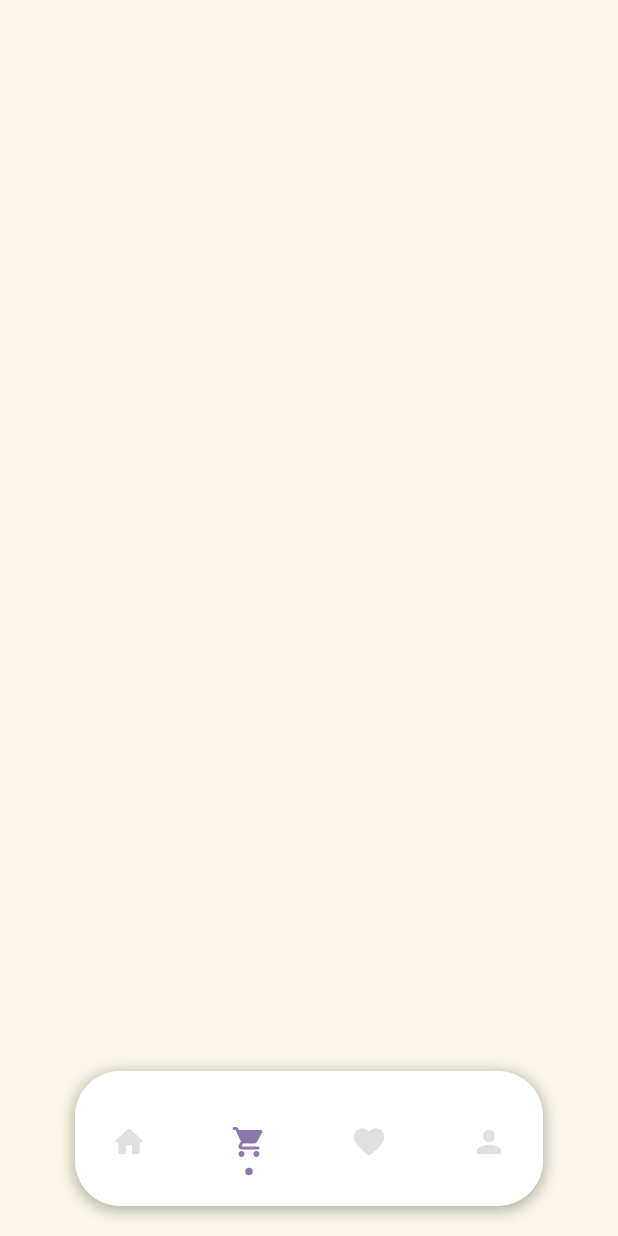
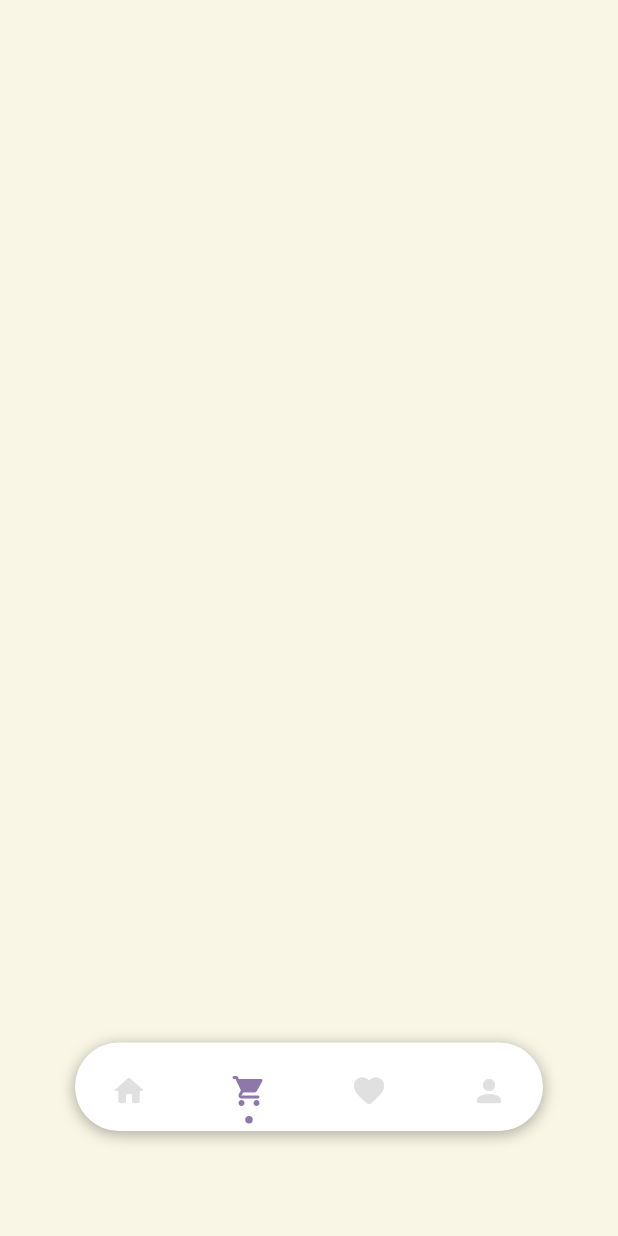
Before and after one commit to johnStuart00/mata_online_market, a Flutter app: the MyHomePage screen opened by its route, item 2 of the bottom bar chosen, on a phone screen of 412 x 824 dp. Run offline on Flutter 3.47's test engine with Material 3 defaults, Android fonts, the phone set to English and light mode, and no system bars; drawn by our look-alikes of dot_navigation_bar; our stand-ins replace adaptive_theme, carousel_slider, get, introduction_screen, shared_preferences, smooth_page_indicator; accounts and stored records are empty; generated files the repository leaves out were written again; network calls fail.

Commit message:
Today all done

```diff
--- a/lib/features/home_screen/presentation/home_screen.dart
+++ b/lib/features/home_screen/presentation/home_screen.dart
@@ -211,8 +211,8 @@ class _HomeScreenState extends State<HomeScreen> {
           SliverPadding(
             padding: const EdgeInsets.all(10.0),
             sliver: SliverGrid(
-              gridDelegate: const SliverGridDelegateWithFixedCrossAxisCount(
-                crossAxisCount: 2,
+              gridDelegate: const SliverGridDelegateWithMaxCrossAxisExtent(
+                maxCrossAxisExtent: 300.0,
                 crossAxisSpacing: 10.0,
                 mainAxisSpacing: 10.0,
               ),
@@ -223,7 +223,7 @@ class _HomeScreenState extends State<HomeScreen> {
                     child: ProductContainerWidget(),
                   );
                 },
-                childCount: 10,
+                childCount: 50,
               ),
             ),
           ),
--- a/lib/features/main_screen/presentation/main_screen.dart
+++ b/lib/features/main_screen/presentation/main_screen.dart
@@ -19,11 +19,13 @@ class _MyHomePageState extends State<MyHomePage> {
     });
   }
 
-  @override
   Widget build(BuildContext context) {
     return Scaffold(
       backgroundColor: Theme.of(context).scaffoldBackgroundColor,
-      body: IndexedStack(
+      body: Stack(
+        children: [
+          Positioned.fill(
+            child: IndexedStack(
               index: _SelectedTab.values.indexOf(_selectedTab),
               children: const [
                 HomeScreen(),
@@ -32,9 +34,13 @@ class _MyHomePageState extends State<MyHomePage> {
                 Center(child: Text('Profile Page')),
               ],
             ),
-      bottomNavigationBar: SizedBox(
-        height: 130,
-        width: double.infinity,
+          ),
+
+          // DotNavigationBar floating at the bottom
+          Positioned(
+            bottom: 50,
+            left: 0,
+            right: 0,
             child: DotNavigationBar(
               backgroundColor:
                   Theme.of(context).bottomNavigationBarTheme.backgroundColor,
@@ -45,38 +51,31 @@ class _MyHomePageState extends State<MyHomePage> {
               splashBorderRadius: 50,
               boxShadow: [
                 BoxShadow(
-              // ignore: deprecated_member_use
                   color: Theme.of(context).shadowColor.withOpacity(0.3),
                   blurRadius: 8,
                   spreadRadius: 0.5,
                   offset: const Offset(0, 2),
                 ),
               ],
-          // enableFloatingNavBar: false,
               onTap: _handleIndexChanged,
               items: [
-            /// Home
                 DotNavigationBarItem(
                   icon: const Icon(AppIcons.home),
                 ),
-
-            /// Shop
                 DotNavigationBarItem(
                   icon: const Icon(AppIcons.shopCard),
                 ),
-
-            /// Likes
                 DotNavigationBarItem(
                   icon: const Icon(AppIcons.likes),
                 ),
-
-            /// Profile
                 DotNavigationBarItem(
                   icon: const Icon(AppIcons.user),
                 ),
               ],
             ),
           ),
+        ],
+      ),
     );
   }
 }
```
Lines whose indentation alone changed are shown as unchanged.
